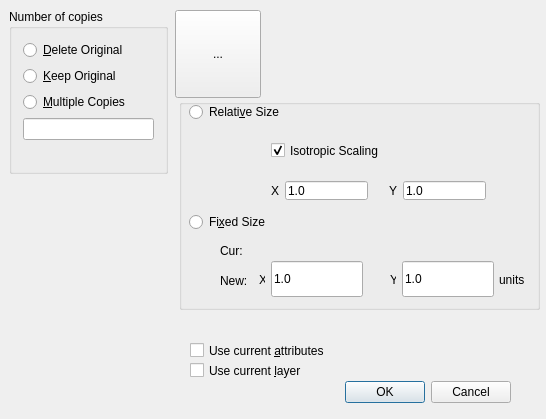
This is librecad/src/ui/forms/qg_dlgscale.ui in andrewrembrandt/LibreCAD as Qt 5 draws it before an edit. The edited form follows.
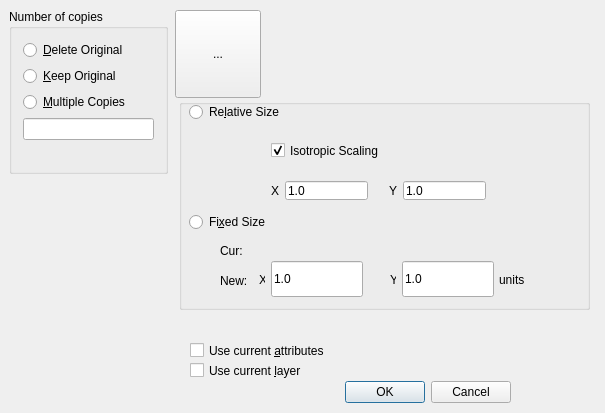
This is the edited form. Icons and pictures are not drawn.

Commit message: Fix readonly field in scale dialog

Patch:
```diff
--- a/librecad/src/ui/forms/qg_dlgscale.ui
+++ b/librecad/src/ui/forms/qg_dlgscale.ui
@@ -6,8 +6,8 @@
    <rect>
     <x>0</x>
     <y>0</y>
-    <width>546</width>
-    <height>419</height>
+    <width>605</width>
+    <height>413</height>
    </rect>
   </property>
   <property name="sizePolicy">
@@ -357,7 +357,7 @@
     <rect>
      <x>179</x>
      <y>99</y>
-     <width>361</width>
+     <width>411</width>
      <height>211</height>
     </rect>
    </property>
@@ -387,7 +387,7 @@
      </rect>
     </property>
     <property name="text">
-     <string>Relati&amp;ve Size</string>
+     <string>Re&amp;lative Size</string>
     </property>
    </widget>
    <widget class="QLabel" name="unitsLabel">
```
Left out of the diff: 2 changed lines with no effect on the pictures.
